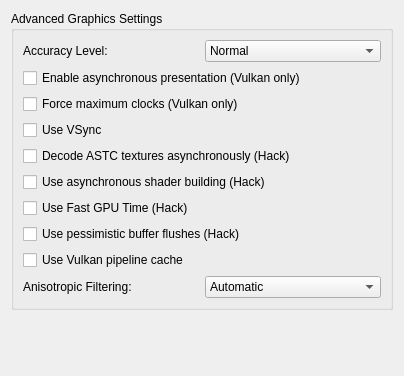
Before: the Qt Designer form src/yuzu/configuration/configure_graphics_advanced.ui in rorrim-rorrim/eden-alt, drawn with Qt 5.
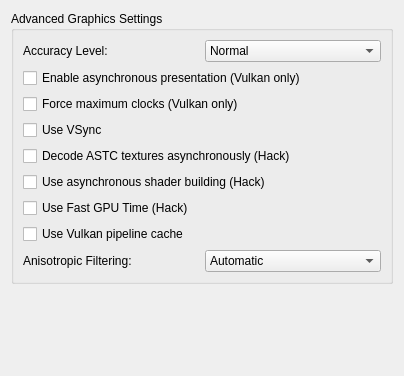
After: the same form once the commit is applied.

Commit message: settings: remove pessimistic flushing

```diff
--- a/src/yuzu/configuration/configure_graphics_advanced.ui
+++ b/src/yuzu/configuration/configure_graphics_advanced.ui
@@ -126,16 +126,6 @@
           </property>
          </widget>
         </item>
-        <item>
-         <widget class="QCheckBox" name="use_pessimistic_flushes">
-          <property name="toolTip">
-           <string>Enables pessimistic buffer flushes. This option will force unmodified buffers to be flushed, which can cost performance.</string>
-          </property>
-          <property name="text">
-           <string>Use pessimistic buffer flushes (Hack)</string>
-          </property>
-         </widget>
-        </item>
         <item>
          <widget class="QCheckBox" name="use_vulkan_driver_pipeline_cache">
           <property name="toolTip">
```
The commit also changes 7 other files.
